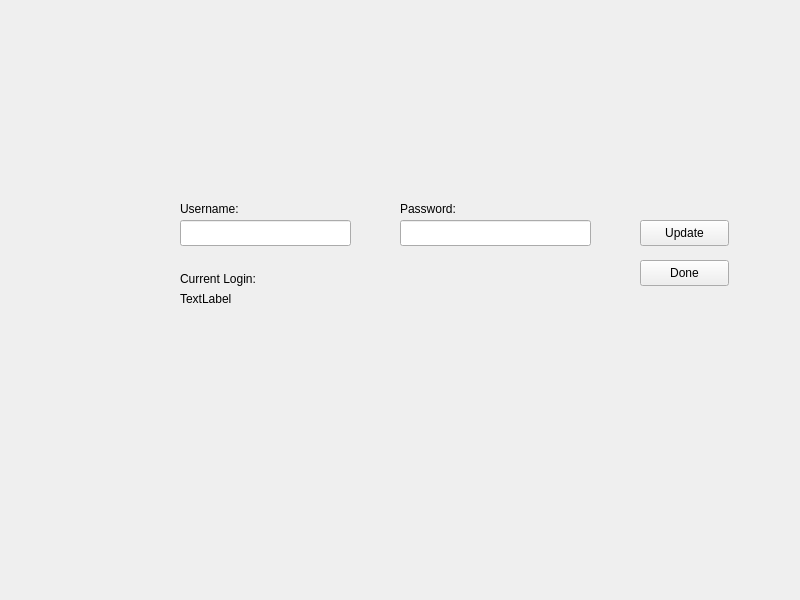
First picture: the form in UI_Files/update.ui, repository Jscina/PyPass, before the edit.
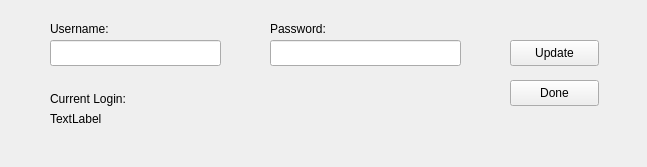
Second picture: the form after the edit.

The edit to the form file:
```diff
--- a/UI_Files/update.ui
+++ b/UI_Files/update.ui
@@ -6,8 +6,8 @@
    <rect>
     <x>0</x>
     <y>0</y>
-    <width>800</width>
-    <height>600</height>
+    <width>647</width>
+    <height>167</height>
    </rect>
   </property>
   <property name="windowTitle">
@@ -17,8 +17,8 @@
    <widget class="QLineEdit" name="username">
     <property name="geometry">
      <rect>
-      <x>180</x>
-      <y>220</y>
+      <x>50</x>
+      <y>40</y>
       <width>171</width>
       <height>26</height>
      </rect>
@@ -27,8 +27,8 @@
    <widget class="QLineEdit" name="password">
     <property name="geometry">
      <rect>
-      <x>400</x>
-      <y>220</y>
+      <x>270</x>
+      <y>40</y>
       <width>191</width>
       <height>26</height>
      </rect>
@@ -37,8 +37,8 @@
    <widget class="QPushButton" name="update_button">
     <property name="geometry">
      <rect>
-      <x>640</x>
-      <y>220</y>
+      <x>510</x>
+      <y>40</y>
       <width>89</width>
       <height>26</height>
      </rect>
@@ -50,8 +50,8 @@
    <widget class="QLabel" name="u_label">
     <property name="geometry">
      <rect>
-      <x>180</x>
-      <y>200</y>
+      <x>50</x>
+      <y>20</y>
       <width>141</width>
       <height>17</height>
      </rect>
@@ -63,8 +63,8 @@
    <widget class="QLabel" name="p_label">
     <property name="geometry">
      <rect>
-      <x>400</x>
-      <y>200</y>
+      <x>270</x>
+      <y>20</y>
       <width>131</width>
       <height>17</height>
      </rect>
@@ -76,8 +76,8 @@
    <widget class="QLabel" name="current_login_label">
     <property name="geometry">
      <rect>
-      <x>180</x>
-      <y>270</y>
+      <x>50</x>
+      <y>90</y>
       <width>131</width>
       <height>17</height>
      </rect>
@@ -89,8 +89,8 @@
    <widget class="QLabel" name="current_account_label">
     <property name="geometry">
      <rect>
-      <x>180</x>
-      <y>290</y>
+      <x>50</x>
+      <y>110</y>
       <width>61</width>
       <height>17</height>
      </rect>
@@ -102,8 +102,8 @@
    <widget class="QPushButton" name="done">
     <property name="geometry">
      <rect>
-      <x>640</x>
-      <y>260</y>
+      <x>510</x>
+      <y>80</y>
       <width>89</width>
       <height>26</height>
      </rect>
```
Left out of the diff: 4 changed lines with no effect on the pictures.
